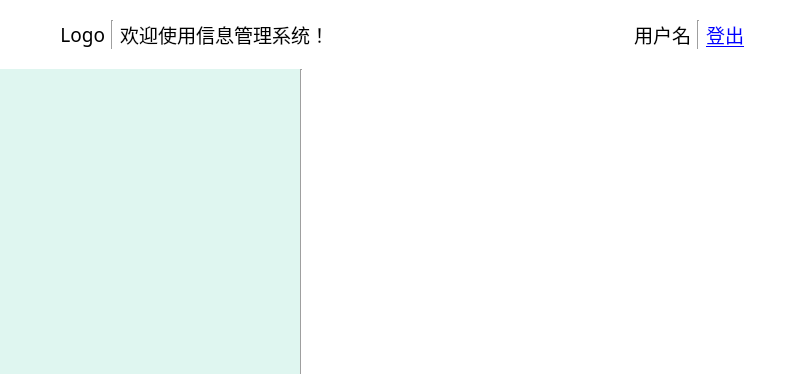
The window that ui/widgets/main_page/MainPage.ui (ArcherLuo233/election-s-prediction) describes before a commit, drawn with Qt 5.
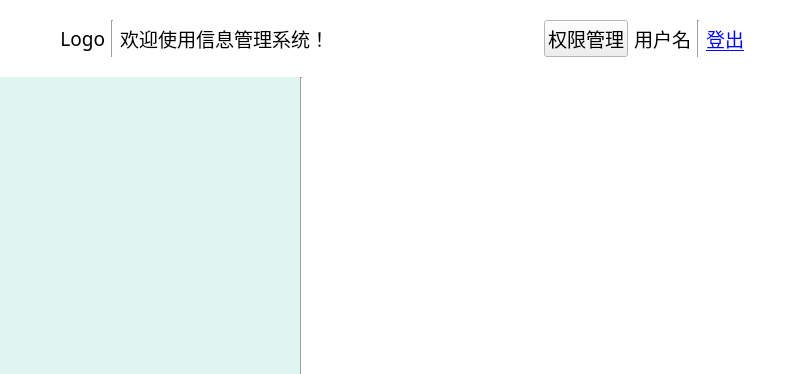
The same window after the commit. Custom widgets are drawn as their Qt base class.

Commit message: 用户管理

```diff
--- a/ui/widgets/main_page/MainPage.ui
+++ b/ui/widgets/main_page/MainPage.ui
@@ -184,6 +184,13 @@
         </property>
        </spacer>
       </item>
+      <item>
+       <widget class="QPushButton" name="btn_manage">
+        <property name="text">
+         <string>权限管理</string>
+        </property>
+       </widget>
+      </item>
       <item>
        <widget class="QLabel" name="label_username">
         <property name="font">
@@ -260,8 +267,8 @@
          <rect>
           <x>0</x>
           <y>0</y>
-          <width>318</width>
-          <height>310</height>
+          <width>300</width>
+          <height>305</height>
          </rect>
         </property>
         <layout class="QHBoxLayout" name="horizontalLayout_3">
```
The commit also changes 8 other files.
